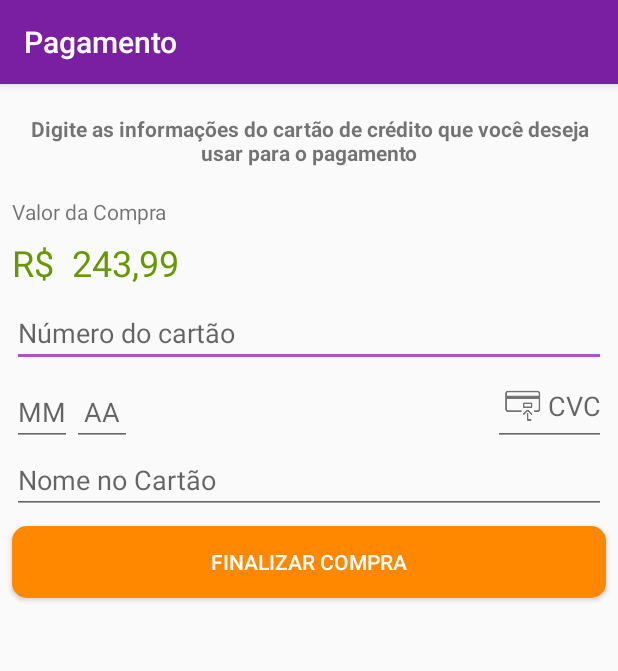
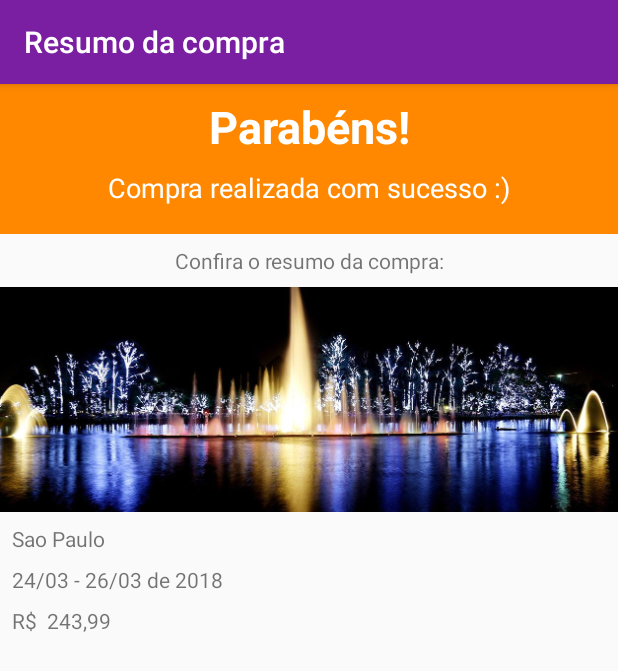
Before and after one commit to JoseAlan/android-design, an Android app: the screen it shows after launch (PagamentoActivity before the commit, ResumoCompraActivity after it), on a phone screen of 412 x 824 dp. Shown: the top 671 px of the screen. Run offline under Robolectric (Android 15) with nearby library versions, the phone set to English and light mode, and no system bars.

Commit message:
Part2 - Implementando o layout Resumo compra.

```diff
--- a/Part2/app/src/main/AndroidManifest.xml
+++ b/Part2/app/src/main/AndroidManifest.xml
@@ -17,7 +17,8 @@
             </intent-filter>
         </activity>
         <activity android:name=".ui.activity.ResumoPacoteActivity" />
-        <activity android:name=".ui.activity.PagamentoActivity"></activity>
+        <activity android:name=".ui.activity.PagamentoActivity" />
+        <activity android:name=".ui.activity.ResumoCompraActivity"></activity>
     </application>
 
 </manifest>
--- a/Part2/app/src/main/java/br/com/alura/aluraviagens/ui/activity/PagamentoActivity.java
+++ b/Part2/app/src/main/java/br/com/alura/aluraviagens/ui/activity/PagamentoActivity.java
@@ -1,5 +1,6 @@
 package br.com.alura.aluraviagens.ui.activity;
 
+import android.content.Intent;
 import android.support.v7.app.AppCompatActivity;
 import android.os.Bundle;
 import android.widget.TextView;
@@ -25,6 +26,8 @@ public class PagamentoActivity extends AppCompatActivity {
                 new BigDecimal(243.99));
 
         mostraPreco(pacoteSaoPaulo);
+        Intent intent = new Intent(this, ResumoCompraActivity.class);
+        startActivity(intent);
     }
 
     private void mostraPreco(Pacote pacote) {
--- /dev/null
+++ b/Part2/app/src/main/java/br/com/alura/aluraviagens/ui/activity/ResumoCompraActivity.java
@@ -0,0 +1,63 @@
+package br.com.alura.aluraviagens.ui.activity;
+
+import android.graphics.drawable.Drawable;
+import android.support.v7.app.AppCompatActivity;
+import android.os.Bundle;
+import android.view.View;
+import android.widget.ImageView;
+import android.widget.TextView;
+
+import java.math.BigDecimal;
+
+import br.com.alura.aluraviagens.R;
+import br.com.alura.aluraviagens.model.Pacote;
+import br.com.alura.aluraviagens.util.DataUtil;
+import br.com.alura.aluraviagens.util.MoedaUtil;
+import br.com.alura.aluraviagens.util.ResourceUtil;
+
+public class ResumoCompraActivity extends AppCompatActivity {
+
+    public static final String TITULO_APPBAR = "Resumo da compra";
+
+    @Override
+    protected void onCreate(Bundle savedInstanceState) {
+        super.onCreate(savedInstanceState);
+        setContentView(R.layout.activity_resumo_compra);
+        setTitle(TITULO_APPBAR);
+
+        Pacote pacoteSaoPaulo = new Pacote("Sao Paulo", "sao_paulo_sp", 2,
+                new BigDecimal(243.99));
+
+        mostraImagem(pacoteSaoPaulo);
+
+        mostraLocal(pacoteSaoPaulo);
+
+        mostraDataViagem(pacoteSaoPaulo);
+
+        mostraPreco(pacoteSaoPaulo);
+
+    }
+
+    private void mostraPreco(Pacote pacote) {
+        TextView preco = findViewById(R.id.resumo_compra_preco_pacote);
+        String formatoBrasileiro = MoedaUtil.formataParaBrasileiro(pacote.getPreco());
+        preco.setText(formatoBrasileiro);
+    }
+
+    private void mostraDataViagem(Pacote pacote) {
+        TextView dataViagem = findViewById(R.id.resumo_compra_data_viagem);
+        String dataViagemFormatada = DataUtil.periodoEmTexto(pacote.getDias());
+        dataViagem.setText(dataViagemFormatada);
+    }
+
+    private void mostraLocal(Pacote pacote) {
+        TextView local = findViewById(R.id.resumo_compra_local_pacote);
+        local.setText(pacote.getLocal());
+    }
+
+    private void mostraImagem(Pacote pacote) {
+        ImageView local = findViewById(R.id.resumo_compra_imagem_local);
+        Drawable drawable = ResourceUtil.devolveDrawable(this, pacote.getImagem());
+        local.setImageDrawable(drawable);
+    }
+}
--- /dev/null
+++ b/Part2/app/src/main/res/layout/activity_resumo_compra.xml
@@ -0,0 +1,100 @@
+<?xml version="1.0" encoding="utf-8"?>
+<android.support.constraint.ConstraintLayout xmlns:android="http://schemas.android.com/apk/res/android"
+    xmlns:app="http://schemas.android.com/apk/res-auto"
+    xmlns:tools="http://schemas.android.com/tools"
+    android:layout_width="match_parent"
+    android:layout_height="match_parent">
+
+    <ImageView
+        android:id="@+id/resumo_compra_fundo_laranja"
+        android:layout_width="0dp"
+        android:layout_height="100dp"
+        android:contentDescription="@string/descricao1"
+        app:layout_constraintBottom_toBottomOf="parent"
+        app:layout_constraintEnd_toEndOf="parent"
+        app:layout_constraintStart_toStartOf="parent"
+        app:layout_constraintTop_toTopOf="parent"
+        app:layout_constraintVertical_bias="0.0"
+        app:srcCompat="@android:color/holo_orange_dark" />
+
+    <TextView
+        android:id="@+id/resumo_compra_parabens"
+        android:layout_width="0dp"
+        android:layout_height="wrap_content"
+        android:layout_margin="8dp"
+        android:text="@string/parabens"
+        android:textAlignment="center"
+        android:textColor="@android:color/white"
+        android:textSize="30sp"
+        android:textStyle="bold"
+        app:layout_constraintBottom_toBottomOf="@id/resumo_compra_fundo_laranja"
+        app:layout_constraintEnd_toEndOf="@id/resumo_compra_fundo_laranja"
+        app:layout_constraintStart_toStartOf="@id/resumo_compra_fundo_laranja"
+        app:layout_constraintTop_toTopOf="@id/resumo_compra_fundo_laranja"
+        app:layout_constraintVertical_bias="0.0" />
+
+    <TextView
+        android:id="@+id/resumo_compra_finalizada"
+        android:layout_width="0dp"
+        android:layout_height="wrap_content"
+        android:layout_margin="8dp"
+        android:text="@string/compra_com_sucesso"
+        android:textAlignment="center"
+        android:textColor="@android:color/white"
+        android:textSize="18sp"
+        app:layout_constraintEnd_toEndOf="@id/resumo_compra_parabens"
+        app:layout_constraintStart_toStartOf="@id/resumo_compra_parabens"
+        app:layout_constraintTop_toBottomOf="@id/resumo_compra_parabens" />
+
+    <TextView
+        android:id="@+id/resumo_compra_texto_confirmacao"
+        android:layout_width="0dp"
+        android:layout_height="wrap_content"
+        android:layout_margin="8dp"
+        android:text="@string/confira"
+        android:textAlignment="center"
+        android:textSize="14sp"
+        app:layout_constraintEnd_toEndOf="parent"
+        app:layout_constraintStart_toStartOf="parent"
+        app:layout_constraintTop_toBottomOf="@id/resumo_compra_fundo_laranja" />
+
+    <ImageView
+        android:id="@+id/resumo_compra_imagem_local"
+        android:layout_width="0dp"
+        android:layout_height="150dp"
+        android:layout_marginTop="8dp"
+        android:contentDescription="@string/descricao_imagem"
+        android:scaleType="centerCrop"
+        app:layout_constraintEnd_toEndOf="parent"
+        app:layout_constraintStart_toStartOf="parent"
+        app:layout_constraintTop_toBottomOf="@id/resumo_compra_texto_confirmacao"
+        tools:src="@drawable/sao_paulo_sp" />
+
+    <TextView
+        android:id="@+id/resumo_compra_local_pacote"
+        android:layout_width="wrap_content"
+        android:layout_height="wrap_content"
+        android:layout_margin="8dp"
+        app:layout_constraintStart_toStartOf="parent"
+        app:layout_constraintTop_toBottomOf="@id/resumo_compra_imagem_local"
+        tools:text="@string/local" />
+
+    <TextView
+        android:id="@+id/resumo_compra_data_viagem"
+        android:layout_width="wrap_content"
+        android:layout_height="wrap_content"
+        android:layout_marginTop="8dp"
+        app:layout_constraintStart_toStartOf="@id/resumo_compra_local_pacote"
+        app:layout_constraintTop_toBottomOf="@id/resumo_compra_local_pacote"
+        tools:text="@string/data_pacote" />
+
+    <TextView
+        android:id="@+id/resumo_compra_preco_pacote"
+        android:layout_width="wrap_content"
+        android:layout_height="wrap_content"
+        android:layout_marginTop="8dp"
+        app:layout_constraintStart_toStartOf="@id/resumo_compra_data_viagem"
+        app:layout_constraintTop_toBottomOf="@id/resumo_compra_data_viagem"
+        tools:text="@string/preco_pacote" />
+
+</android.support.constraint.ConstraintLayout>
--- a/Part2/app/src/main/res/values/strings.xml
+++ b/Part2/app/src/main/res/values/strings.xml
@@ -7,7 +7,6 @@
     <string name="preco_final">Preço final:</string>
     <string name="realizar_pagamento">Realizar pagamento</string>
     <string name="pagamento_aviso_texto">Digite as informações do cartão de crédito que você deseja usar para o pagamento</string>
-    <string name="pagamento_texto">Valor da Compra</string>
     <string name="valor_pagamento_texto">R$ 421,50</string>
     <string name="numero_cartao">Número do cartão</string>
     <string name="mes_cartao">MM</string>
@@ -16,4 +15,13 @@
     <string name="nome_no_cartao">Nome no Cartão</string>
     <string name="finalizar">Finalizar compra</string>
     <string name="digitos_do_nome">abcdefghijklmnopqrstuvwxyzçABCDEFGHIJKLMNOPQRSTUVWXYZÇ\u0020</string>
+    <string name="parabens">Parabéns!</string>
+    <string name="compra_com_sucesso">Compra realizada com sucesso :)</string>
+    <string name="confira">Confira o resumo da compra:</string>
+    <string name="local">São Paulo</string>
+    <string name="data_pacote">08/12 - 10/12 de 2017</string>
+    <string name="preco_pacote">R$ 243,99</string>
+    <string name="pagamento_texto">Valor da compra:</string>
+    <string name="descricao1">Fundo do parabéns</string>
+    <string name="descricao_imagem">Imagem do local</string>
 </resources>
```
Also changed, not shown: 1 other file.
